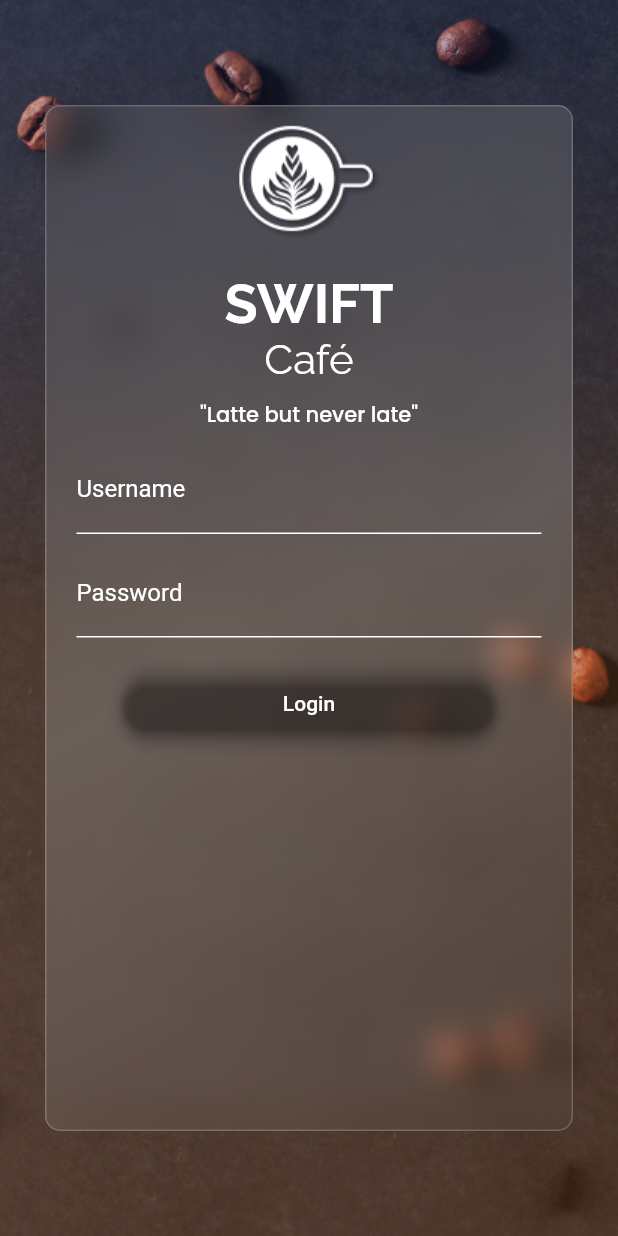
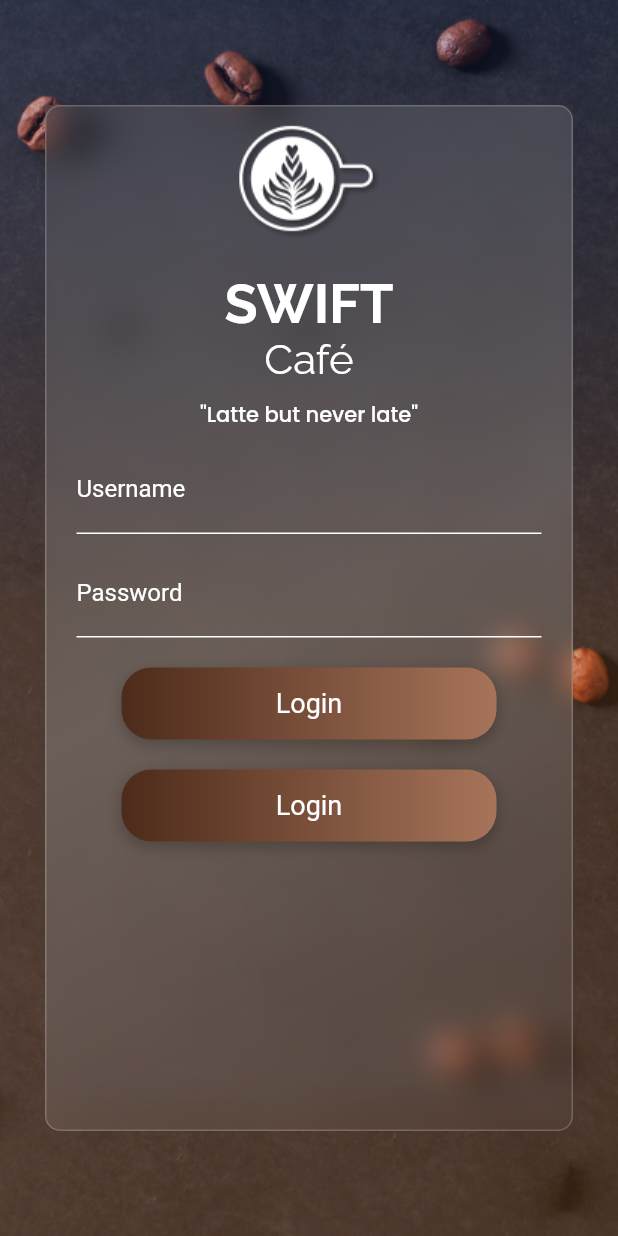
Before and after one commit to sxjal/ShoppingApp, a Flutter app: the screen it shows after launch, on a phone screen of 412 x 824 dp. Run offline on Flutter 3.47's test engine with Material 2 defaults, Android fonts, the phone set to English and light mode, and no system bars; our stand-ins replace drop_shadow, google_fonts.

Commit message:
login button comp

```diff
--- a/lib/screens/loginscreen.dart
+++ b/lib/screens/loginscreen.dart
@@ -195,6 +195,14 @@ class LoginScreen extends StatelessWidget {
                               width: double.infinity,
                               child: DecoratedBox(
                                 decoration: BoxDecoration(
+                                  gradient: const LinearGradient(
+                                    colors: [
+                                      Color.fromARGB(255, 77, 43, 26),
+                                      Color.fromARGB(255, 167, 116, 90),
+                                    ],
+                                    begin: Alignment.centerLeft,
+                                    end: Alignment.centerRight,
+                                  ),
                                   borderRadius: BorderRadius.circular(20.0),
                                   boxShadow: [
                                     BoxShadow(
@@ -210,15 +218,79 @@ class LoginScreen extends StatelessWidget {
                                   style: ElevatedButton.styleFrom(
                                     backgroundColor: Colors.transparent,
                                     foregroundColor: Colors.white,
+                                    shadowColor: Colors.transparent,
                                     shape: RoundedRectangleBorder(
-                                      borderRadius: BorderRadius.circular(20.0),
+                                      borderRadius: BorderRadius.circular(40.0),
                                     ),
                                   ),
-                                  child: Text("Login"),
+                                  child: Text(
+                                    "Login",
+                                    style: Theme.of(context)
+                                        .textTheme
+                                        .labelMedium!
+                                        .copyWith(
+                                          color: Colors.white,
+                                          fontWeight: FontWeight.w400,
+                                          fontSize: 18,
+                                        ),
+                                  ),
                                 ),
                               ),
                             ),
                           ),
+                          Padding(
+                            padding: const EdgeInsets.symmetric(
+                              horizontal: 50.0,
+                              vertical: 10,
+                            ),
+                            child: SizedBox(
+                              width: double.infinity,
+                              child: DecoratedBox(
+                                decoration: BoxDecoration(
+                                  gradient: const LinearGradient(
+                                    colors: [
+                                      Color.fromARGB(255, 77, 43, 26),
+                                      Color.fromARGB(255, 167, 116, 90),
+                                    ],
+                                    begin: Alignment.centerLeft,
+                                    end: Alignment.centerRight,
+                                  ),
+                                  borderRadius: BorderRadius.circular(20.0),
+                                  boxShadow: [
+                                    BoxShadow(
+                                      color: Colors.black.withOpacity(0.2),
+                                      spreadRadius: 1,
+                                      blurRadius: 7,
+                                      offset: const Offset(0, 3),
+                                    ),
+                                  ],
+                                ),
+                                child: ElevatedButton(
+                                  onPressed: () {},
+                                  style: ElevatedButton.styleFrom(
+                                    backgroundColor: Colors.transparent,
+                                    foregroundColor: Colors.white,
+                                    shadowColor: Colors.transparent,
+                                    shape: RoundedRectangleBorder(
+                                      borderRadius: BorderRadius.circular(40.0),
+                                    ),
+                                  ),
+                                  child: Text(
+                                    "Login",
+                                    style: Theme.of(context)
+                                        .textTheme
+                                        .labelMedium!
+                                        .copyWith(
+                                          color: Colors.white,
+                                          fontWeight: FontWeight.w400,
+                                          fontSize: 18,
+                                        ),
+                                  ),
+                                ),
+                              ),
+                            ),
+                          ),
+
                           //Text("sajal"),
                         ],
                       ),
```
